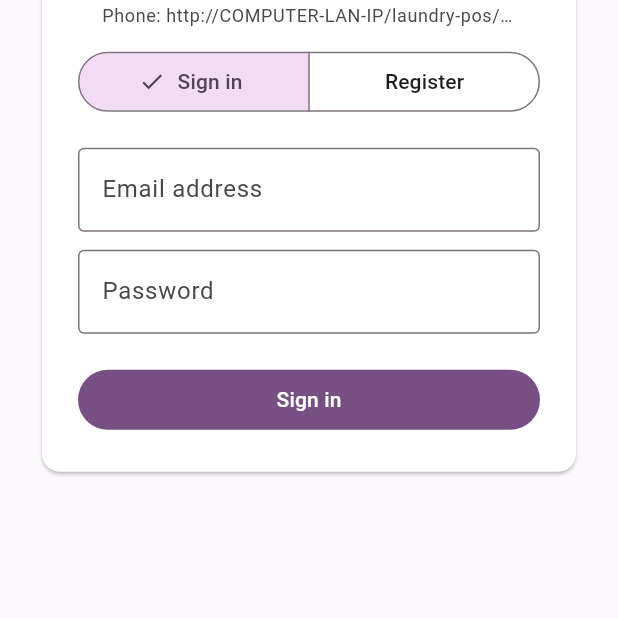
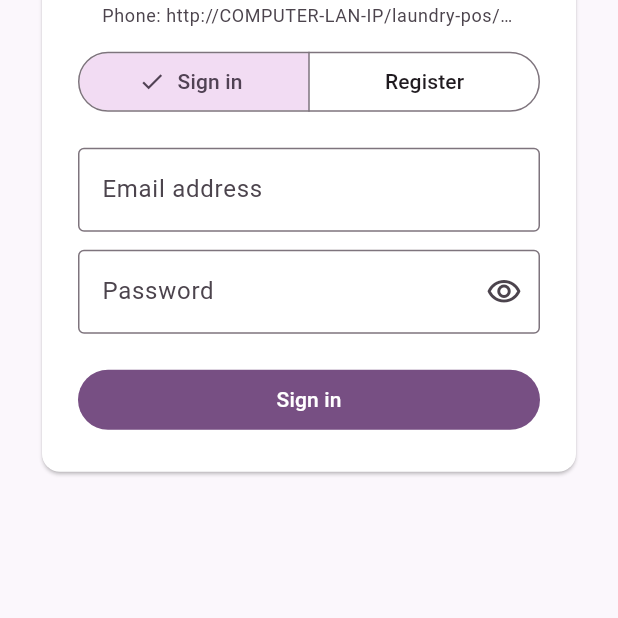
Before and after one commit to genanncarpio-source/pias-laundry-shop, a Flutter app: the screen it shows after launch, on a phone screen of 412 x 824 dp, the part 618-1236 px from its top. Run offline on Flutter 3.47's test engine with Material 3 defaults, Android fonts, the light colour scheme and no system bars; our stand-ins replace flutter_secure_storage.

Commit message:
Use English customer copy and add password visibility

```diff
--- a/mobile_app/lib/main.dart
+++ b/mobile_app/lib/main.dart
@@ -144,6 +144,7 @@ class _AuthScreenState extends State<AuthScreen> {
   final _password = TextEditingController();
   bool _registering = false;
   bool _busy = false;
+  bool _obscurePassword = true;
   String? _error;
 
   @override
@@ -242,7 +243,22 @@ class _AuthScreenState extends State<AuthScreen> {
                           TextFormField(controller: _phone, decoration: const InputDecoration(labelText: 'Phone number'), keyboardType: TextInputType.phone, validator: (v) => (v == null || v.trim().isEmpty) ? 'Enter your phone number.' : null),
                         ],
                         const SizedBox(height: 12),
-                        TextFormField(controller: _password, decoration: InputDecoration(labelText: 'Password', helperText: _registering ? 'At least 10 characters' : null), obscureText: true, validator: (v) => (v == null || v.isEmpty || (_registering && v.length < 10)) ? (_registering ? 'Use at least 10 characters.' : 'Enter your password.') : null),
+                        TextFormField(
+                          controller: _password,
+                          decoration: InputDecoration(
+                            labelText: 'Password',
+                            helperText: _registering ? 'At least 10 characters' : null,
+                            suffixIcon: IconButton(
+                              tooltip: _obscurePassword ? 'Show password' : 'Hide password',
+                              onPressed: () => setState(() => _obscurePassword = !_obscurePassword),
+                              icon: Icon(_obscurePassword ? Icons.visibility_outlined : Icons.visibility_off_outlined),
+                            ),
+                          ),
+                          obscureText: _obscurePassword,
+                          validator: (v) => (v == null || v.isEmpty || (_registering && v.length < 10))
+                              ? (_registering ? 'Use at least 10 characters.' : 'Enter your password.')
+                              : null,
+                        ),
                         const SizedBox(height: 20),
                         FilledButton(onPressed: _busy ? null : _submit, child: _busy ? const SizedBox(height: 20, width: 20, child: CircularProgressIndicator(strokeWidth: 2)) : Text(_registering ? 'Create account' : 'Sign in')),
                       ]),
@@ -390,7 +406,7 @@ class _CustomerHomeState extends State<CustomerHome> {
                     Expanded(child: Text('Request a service', style: Theme.of(context).textTheme.titleLarge?.copyWith(fontWeight: FontWeight.bold))),
                     const Chip(avatar: Icon(Icons.shopping_bag_outlined, size: 18), label: Text('Pickup only')),
                   ]),
-                  const Text('Pumili ng serbisyo at dami. Ang presyo ay mula sa shop menu.'),
+                  const Text('Choose a service and quantity. Prices come from the shop menu.'),
                   if (_services.isEmpty)
                     const Card(child: Padding(padding: EdgeInsets.all(16), child: Text('No services are currently available.')))
                   else
@@ -421,32 +437,32 @@ class _CustomerHomeState extends State<CustomerHome> {
                           const Text('PICKUP ONLY', style: TextStyle(fontSize: 11, fontWeight: FontWeight.bold, color: Color(0xff704080))),
                         ]),
                         const SizedBox(height: 4),
-                        const Text('Walang delivery option sa ngayon. Kukumpirmahin ng shop ang pickup schedule.'),
+                        const Text('Delivery is not available yet. The shop will confirm your pickup schedule.'),
                         const SizedBox(height: 12),
                         OutlinedButton.icon(
                           onPressed: _choosePickup,
                           icon: const Icon(Icons.calendar_month),
                           label: Text(_pickup == null
-                              ? 'Pumili ng pickup date at oras (optional)'
+                              ? 'Select a pickup date and time (optional)'
                               : '${MaterialLocalizations.of(context).formatMediumDate(_pickup!)} • ${TimeOfDay.fromDateTime(_pickup!).format(context)}'),
                         ),
                         if (_pickup != null)
-                          TextButton.icon(onPressed: () => setState(() => _pickup = null), icon: const Icon(Icons.close), label: const Text('Alisin ang schedule')),
+                          TextButton.icon(onPressed: () => setState(() => _pickup = null), icon: const Icon(Icons.close), label: const Text('Clear schedule')),
                       ]),
                     ),
                   ),
                   const SizedBox(height: 12),
                   TextField(controller: _notes, maxLength: 255, maxLines: 2, decoration: const InputDecoration(labelText: 'Notes (optional)', hintText: 'Add any special instructions')),
-                  Align(alignment: Alignment.centerRight, child: Text('Tantiyang halaga: $currencySymbol${_estimate.toStringAsFixed(2)}', style: Theme.of(context).textTheme.titleMedium?.copyWith(fontWeight: FontWeight.bold))),
+                  Align(alignment: Alignment.centerRight, child: Text('Estimated total: $currencySymbol${_estimate.toStringAsFixed(2)}', style: Theme.of(context).textTheme.titleMedium?.copyWith(fontWeight: FontWeight.bold))),
                   const SizedBox(height: 8),
                   FilledButton.icon(
                     onPressed: _sending || _estimate <= 0 ? null : _sendRequest,
                     icon: _sending ? const SizedBox(width: 18, height: 18, child: CircularProgressIndicator(strokeWidth: 2)) : const Icon(Icons.send),
-                    label: Text(_sending ? 'Ipinapadala…' : 'Mag-request ng pickup'),
+                    label: Text(_sending ? 'Submitting…' : 'Request pickup'),
                     style: FilledButton.styleFrom(backgroundColor: const Color(0xff704080), padding: const EdgeInsets.symmetric(vertical: 14)),
                   ),
                   const SizedBox(height: 6),
-                  const Text('Estimate lamang ito. Kukumpirmahin ng shop ang serbisyo, presyo, at pickup schedule.', style: TextStyle(fontSize: 12)),
+                  const Text('This is an estimate. The shop will confirm the service, price, and pickup schedule.', style: TextStyle(fontSize: 12)),
                   const SizedBox(height: 20),
                   Row(children: [Expanded(child: Text('My service tickets', style: Theme.of(context).textTheme.titleLarge)), IconButton(tooltip: 'Refresh tickets', onPressed: _load, icon: const Icon(Icons.refresh))]),
                   if (_tickets.isEmpty) const Card(child: Padding(padding: EdgeInsets.all(16), child: Text('You have no service tickets yet.'))),
--- a/mobile_app/native/lib/main.dart
+++ b/mobile_app/native/lib/main.dart
@@ -144,6 +144,7 @@ class _AuthScreenState extends State<AuthScreen> {
   final _password = TextEditingController();
   bool _registering = false;
   bool _busy = false;
+  bool _obscurePassword = true;
   String? _error;
 
   @override
@@ -242,7 +243,22 @@ class _AuthScreenState extends State<AuthScreen> {
                           TextFormField(controller: _phone, decoration: const InputDecoration(labelText: 'Phone number'), keyboardType: TextInputType.phone, validator: (v) => (v == null || v.trim().isEmpty) ? 'Enter your phone number.' : null),
                         ],
                         const SizedBox(height: 12),
-                        TextFormField(controller: _password, decoration: InputDecoration(labelText: 'Password', helperText: _registering ? 'At least 10 characters' : null), obscureText: true, validator: (v) => (v == null || v.isEmpty || (_registering && v.length < 10)) ? (_registering ? 'Use at least 10 characters.' : 'Enter your password.') : null),
+                        TextFormField(
+                          controller: _password,
+                          decoration: InputDecoration(
+                            labelText: 'Password',
+                            helperText: _registering ? 'At least 10 characters' : null,
+                            suffixIcon: IconButton(
+                              tooltip: _obscurePassword ? 'Show password' : 'Hide password',
+                              onPressed: () => setState(() => _obscurePassword = !_obscurePassword),
+                              icon: Icon(_obscurePassword ? Icons.visibility_outlined : Icons.visibility_off_outlined),
+                            ),
+                          ),
+                          obscureText: _obscurePassword,
+                          validator: (v) => (v == null || v.isEmpty || (_registering && v.length < 10))
+                              ? (_registering ? 'Use at least 10 characters.' : 'Enter your password.')
+                              : null,
+                        ),
                         const SizedBox(height: 20),
                         FilledButton(onPressed: _busy ? null : _submit, child: _busy ? const SizedBox(height: 20, width: 20, child: CircularProgressIndicator(strokeWidth: 2)) : Text(_registering ? 'Create account' : 'Sign in')),
                       ]),
@@ -390,7 +406,7 @@ class _CustomerHomeState extends State<CustomerHome> {
                     Expanded(child: Text('Request a service', style: Theme.of(context).textTheme.titleLarge?.copyWith(fontWeight: FontWeight.bold))),
                     const Chip(avatar: Icon(Icons.shopping_bag_outlined, size: 18), label: Text('Pickup only')),
                   ]),
-                  const Text('Pumili ng serbisyo at dami. Ang presyo ay mula sa shop menu.'),
+                  const Text('Choose a service and quantity. Prices come from the shop menu.'),
                   if (_services.isEmpty)
                     const Card(child: Padding(padding: EdgeInsets.all(16), child: Text('No services are currently available.')))
                   else
@@ -421,32 +437,32 @@ class _CustomerHomeState extends State<CustomerHome> {
                           const Text('PICKUP ONLY', style: TextStyle(fontSize: 11, fontWeight: FontWeight.bold, color: Color(0xff704080))),
                         ]),
                         const SizedBox(height: 4),
-                        const Text('Walang delivery option sa ngayon. Kukumpirmahin ng shop ang pickup schedule.'),
+                        const Text('Delivery is not available yet. The shop will confirm your pickup schedule.'),
                         const SizedBox(height: 12),
                         OutlinedButton.icon(
                           onPressed: _choosePickup,
                           icon: const Icon(Icons.calendar_month),
                           label: Text(_pickup == null
-                              ? 'Pumili ng pickup date at oras (optional)'
+                              ? 'Select a pickup date and time (optional)'
                               : '${MaterialLocalizations.of(context).formatMediumDate(_pickup!)} • ${TimeOfDay.fromDateTime(_pickup!).format(context)}'),
                         ),
                         if (_pickup != null)
-                          TextButton.icon(onPressed: () => setState(() => _pickup = null), icon: const Icon(Icons.close), label: const Text('Alisin ang schedule')),
+                          TextButton.icon(onPressed: () => setState(() => _pickup = null), icon: const Icon(Icons.close), label: const Text('Clear schedule')),
                       ]),
                     ),
                   ),
                   const SizedBox(height: 12),
                   TextField(controller: _notes, maxLength: 255, maxLines: 2, decoration: const InputDecoration(labelText: 'Notes (optional)', hintText: 'Add any special instructions')),
-                  Align(alignment: Alignment.centerRight, child: Text('Tantiyang halaga: $currencySymbol${_estimate.toStringAsFixed(2)}', style: Theme.of(context).textTheme.titleMedium?.copyWith(fontWeight: FontWeight.bold))),
+                  Align(alignment: Alignment.centerRight, child: Text('Estimated total: $currencySymbol${_estimate.toStringAsFixed(2)}', style: Theme.of(context).textTheme.titleMedium?.copyWith(fontWeight: FontWeight.bold))),
                   const SizedBox(height: 8),
                   FilledButton.icon(
                     onPressed: _sending || _estimate <= 0 ? null : _sendRequest,
                     icon: _sending ? const SizedBox(width: 18, height: 18, child: CircularProgressIndicator(strokeWidth: 2)) : const Icon(Icons.send),
-                    label: Text(_sending ? 'Ipinapadala…' : 'Mag-request ng pickup'),
+                    label: Text(_sending ? 'Submitting…' : 'Request pickup'),
                     style: FilledButton.styleFrom(backgroundColor: const Color(0xff704080), padding: const EdgeInsets.symmetric(vertical: 14)),
                   ),
                   const SizedBox(height: 6),
-                  const Text('Estimate lamang ito. Kukumpirmahin ng shop ang serbisyo, presyo, at pickup schedule.', style: TextStyle(fontSize: 12)),
+                  const Text('This is an estimate. The shop will confirm the service, price, and pickup schedule.', style: TextStyle(fontSize: 12)),
                   const SizedBox(height: 20),
                   Row(children: [Expanded(child: Text('My service tickets', style: Theme.of(context).textTheme.titleLarge)), IconButton(tooltip: 'Refresh tickets', onPressed: _load, icon: const Icon(Icons.refresh))]),
                   if (_tickets.isEmpty) const Card(child: Padding(padding: EdgeInsets.all(16), child: Text('You have no service tickets yet.'))),
```
